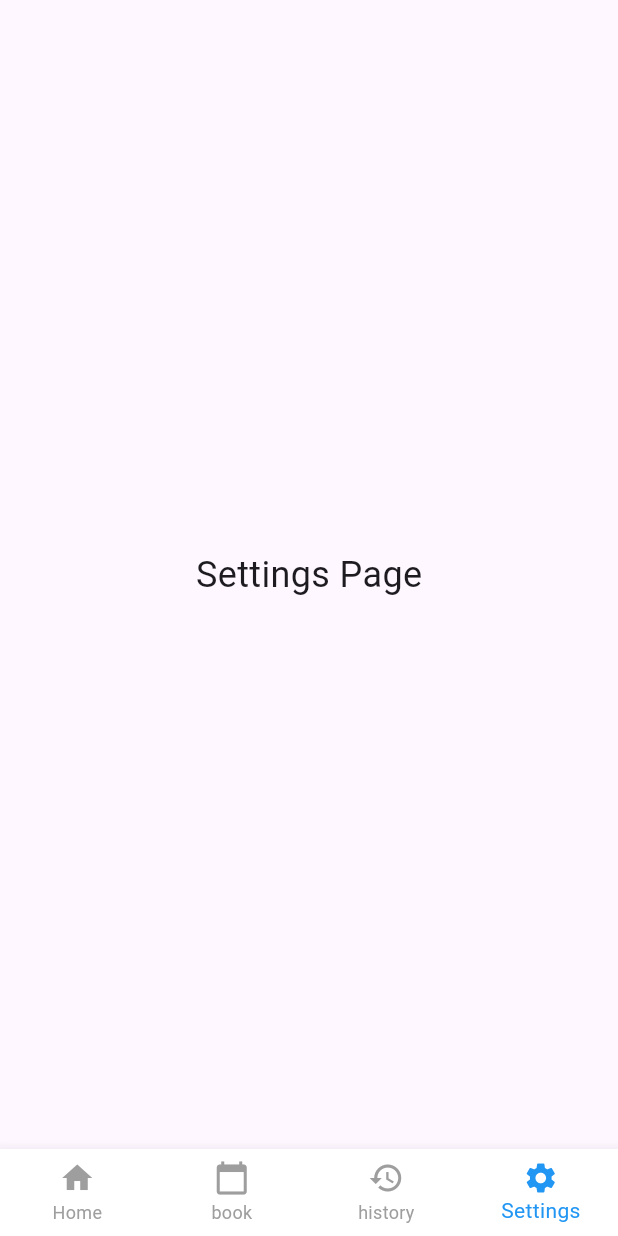
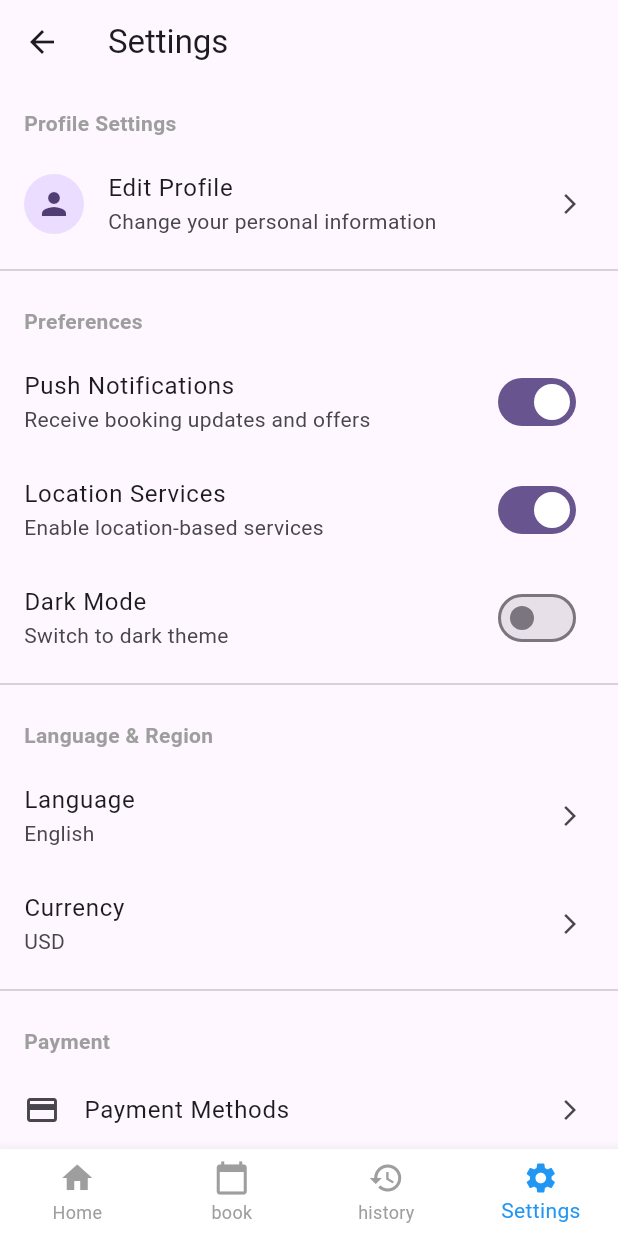
Before and after one commit to yamin73/final_project, a Flutter app: the HomePage screen opened directly, item 4 of the bottom bar chosen, on a phone screen of 412 x 824 dp. Run offline on Flutter 3.47's test engine with Material 3 defaults, Android fonts, the phone set to English and light mode, and no system bars; our stand-ins replace shared_preferences, table_calendar; missing offline and left inert: mysql1; accounts and stored records are empty.

Commit message:
add setting page

```diff
--- a/lib/Views/HomePageScreen.dart
+++ b/lib/Views/HomePageScreen.dart
@@ -6,6 +6,7 @@ import 'BookingScreen.dart';
 import 'homeView.dart';
 import 'HistoryScreen.dart';
 import 'BookingScreen.dart';
+import 'settingScreen.dart';
 
 import 'package:flutter/material.dart';
 
@@ -24,7 +25,7 @@ class _HomeScreenState extends State<HomePage> {
     HomePages(),
     BookingScreen(),
     BookingHistoryScreen(),
-    Center(child: Text('Settings Page', style: TextStyle(fontSize: 24))),
+    SettingsPage(),
   ];
 
   void _onItemTapped(int index) {
--- /dev/null
+++ b/lib/Views/settingScreen.dart
@@ -0,0 +1,242 @@
+import 'package:flutter/material.dart';
+import 'editProfileScreen.dart';
+
+class SettingsPage extends StatefulWidget {
+  const SettingsPage({Key? key}) : super(key: key);
+
+  @override
+  _SettingsPageState createState() => _SettingsPageState();
+}
+
+class _SettingsPageState extends State<SettingsPage> {
+  bool _notificationsEnabled = true;
+  bool _locationEnabled = true;
+  bool _darkModeEnabled = false;
+  String _selectedLanguage = 'English';
+  String _selectedCurrency = 'USD';
+
+  @override
+  Widget build(BuildContext context) {
+    return Scaffold(
+      appBar: AppBar(
+        title: const Text('Settings'),
+        elevation: 0,
+      ),
+      body: ListView(
+        children: [
+          // Profile Section
+          _buildSection(
+            'Profile Settings',
+            [
+              ListTile(
+                leading: const CircleAvatar(
+                  child: Icon(Icons.person),
+                ),
+                title: const Text('Edit Profile'),
+                subtitle: const Text('Change your personal information'),
+                trailing: const Icon(Icons.arrow_forward_ios, size: 16),
+                onTap: () {
+                  Navigator.push(context, MaterialPageRoute(builder: (context) => EditProfileScreen()));
+                  // Navigate to profile edit screen
+                },
+              ),
+            ],
+          ),
+
+          // Preferences Section
+          _buildSection(
+            'Preferences',
+            [
+              SwitchListTile(
+                title: const Text('Push Notifications'),
+                subtitle: const Text('Receive booking updates and offers'),
+                value: _notificationsEnabled,
+                onChanged: (value) {
+                  setState(() {
+                    _notificationsEnabled = value;
+                  });
+                },
+              ),
+              SwitchListTile(
+                title: const Text('Location Services'),
+                subtitle: const Text('Enable location-based services'),
+                value: _locationEnabled,
+                onChanged: (value) {
+                  setState(() {
+                    _locationEnabled = value;
+                  });
+                },
+              ),
+              SwitchListTile(
+                title: const Text('Dark Mode'),
+                subtitle: const Text('Switch to dark theme'),
+                value: _darkModeEnabled,
+                onChanged: (value) {
+                  setState(() {
+                    _darkModeEnabled = value;
+                  });
+                },
+              ),
+            ],
+          ),
+
+          // Language and Region
+          _buildSection(
+            'Language & Region',
+            [
+              ListTile(
+                title: const Text('Language'),
+                subtitle: Text(_selectedLanguage),
+                trailing: const Icon(Icons.arrow_forward_ios, size: 16),
+                onTap: () => _showLanguageSelector(),
+              ),
+              ListTile(
+                title: const Text('Currency'),
+                subtitle: Text(_selectedCurrency),
+                trailing: const Icon(Icons.arrow_forward_ios, size: 16),
+                onTap: () => _showCurrencySelector(),
+              ),
+            ],
+          ),
+
+          // Payment Section
+          _buildSection(
+            'Payment',
+            [
+              ListTile(
+                leading: const Icon(Icons.credit_card),
+                title: const Text('Payment Methods'),
+                trailing: const Icon(Icons.arrow_forward_ios, size: 16),
+                onTap: () {
+                  // Navigate to payment methods screen
+                },
+              ),
+              ListTile(
+                leading: const Icon(Icons.receipt_long),
+                title: const Text('Booking History'),
+                trailing: const Icon(Icons.arrow_forward_ios, size: 16),
+                onTap: () {
+                  // Navigate to booking history screen
+                },
+              ),
+            ],
+          ),
+
+          // Support Section
+          _buildSection(
+            'Support',
+            [
+              ListTile(
+                leading: const Icon(Icons.help_outline),
+                title: const Text('Help Center'),
+                trailing: const Icon(Icons.arrow_forward_ios, size: 16),
+                onTap: () {
+                  // Navigate to help center
+                },
+              ),
+              ListTile(
+                leading: const Icon(Icons.privacy_tip_outlined),
+                title: const Text('Privacy Policy'),
+                trailing: const Icon(Icons.arrow_forward_ios, size: 16),
+                onTap: () {
+                  // Navigate to privacy policy
+                },
+              ),
+              ListTile(
+                leading: const Icon(Icons.description_outlined),
+                title: const Text('Terms of Service'),
+                trailing: const Icon(Icons.arrow_forward_ios, size: 16),
+                onTap: () {
+                  // Navigate to terms of service
+                },
+              ),
+            ],
+          ),
+
+          // App Info
+          ListTile(
+            title: const Text('App Version'),
+            subtitle: const Text('1.0.0'),
+            enabled: false,
+          ),
+        ],
+      ),
+    );
+  }
+
+  Widget _buildSection(String title, List<Widget> children) {
+    return Column(
+      crossAxisAlignment: CrossAxisAlignment.start,
+      children: [
+        Padding(
+          padding: const EdgeInsets.fromLTRB(16, 16, 16, 8),
+          child: Text(
+            title,
+            style: const TextStyle(
+              fontSize: 14,
+              fontWeight: FontWeight.bold,
+              color: Colors.grey,
+            ),
+          ),
+        ),
+        ...children,
+        const Divider(),
+      ],
+    );
+  }
+
+  void _showLanguageSelector() {
+    final languages = ['English', 'Spanish', 'French', 'German', 'Chinese'];
+    _showSelector('Select Language', languages, _selectedLanguage,
+            (String value) {
+          setState(() {
+            _selectedLanguage = value;
+          });
+        });
+  }
+
+  void _showCurrencySelector() {
+    final currencies = ['USD', 'EUR', 'GBP', 'JPY', 'CNY'];
+    _showSelector('Select Currency', currencies, _selectedCurrency,
+            (String value) {
+          setState(() {
+            _selectedCurrency = value;
+          });
+        });
+  }
+
+  void _showSelector(String title, List<String> options, String selectedValue,
+      Function(String) onSelect) {
+    showModalBottomSheet(
+      context: context,
+      builder: (BuildContext context) {
+        return Container(
+          padding: const EdgeInsets.all(16),
+          child: Column(
+            mainAxisSize: MainAxisSize.min,
+            children: [
+              Text(
+                title,
+                style: const TextStyle(
+                  fontSize: 20,
+                  fontWeight: FontWeight.bold,
+                ),
+              ),
+              const SizedBox(height: 16),
+              ...options.map((option) => ListTile(
+                title: Text(option),
+                trailing: selectedValue == option
+                    ? const Icon(Icons.check, color: Colors.blue)
+                    : null,
+                onTap: () {
+                  onSelect(option);
+                  Navigator.pop(context);
+                },
+              )),
+            ],
+          ),
+        );
+      },
+    );
+  }
+}
--- a/pubspec.yaml
+++ b/pubspec.yaml
@@ -37,6 +37,7 @@ dependencies:
   cupertino_icons: ^1.0.8
   mysql1: ^0.20.0
   table_calendar: ^3.2.0
+  shared_preferences: ^2.5.1
 
 dev_dependencies:
   flutter_test:
```
Also changed, not shown: lib/Views/RegisterScreen.dart (+19 -13 lines), lib/Views/editProfileScreen.dart (added, +183 -0 lines), pubspec.lock, 1 other file.
